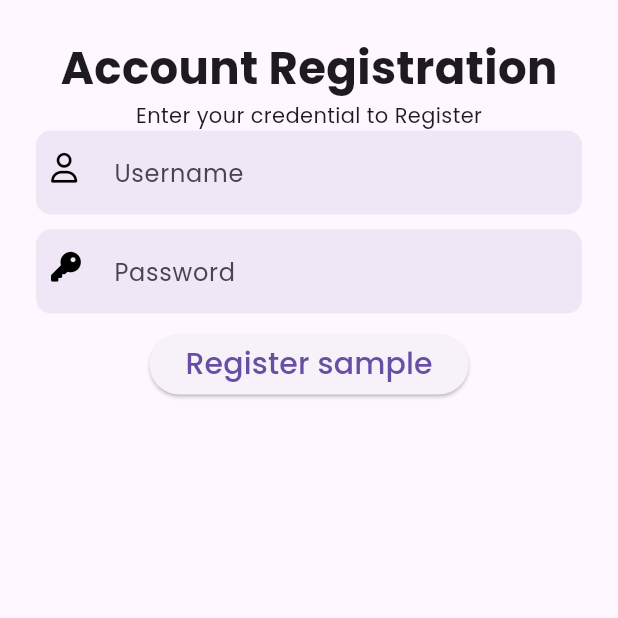
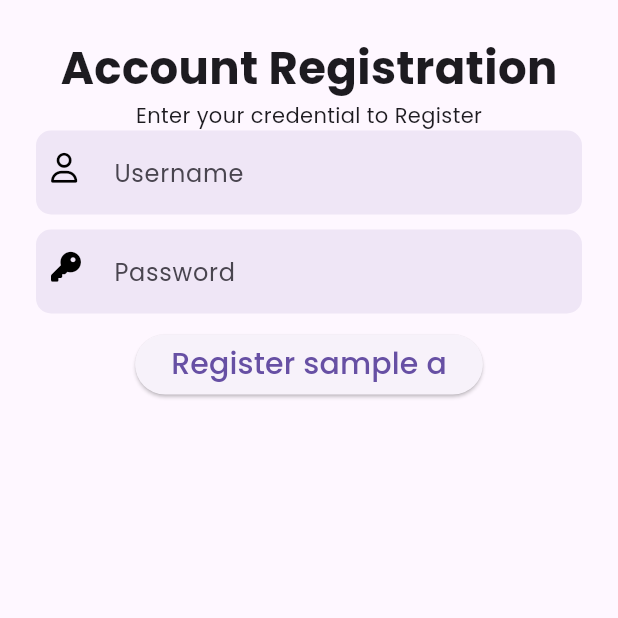
Before and after one commit to Suinan-debug/testingapp, a Flutter app: the HomeView screen opened directly, on a phone screen of 412 x 824 dp, the top half of it. Run offline on Flutter 3.47's test engine with Material 3 defaults, Android fonts, the phone set to English and light mode, and no system bars; our stand-ins replace font_awesome_flutter, google_fonts.

Commit message:
Adding .txt file

```diff
--- a/lib/screen/home_view.dart
+++ b/lib/screen/home_view.dart
@@ -109,7 +109,7 @@ class _HomeViewState extends State<HomeView> {
         ElevatedButton(
           onPressed: () {},
           child: Text(
-            "Register sample",
+            "Register sample a",
             style: TextStyle(fontSize: 20),
           ),
         )
```
Also changed, not shown: lib/screen/sample.txt (added).
